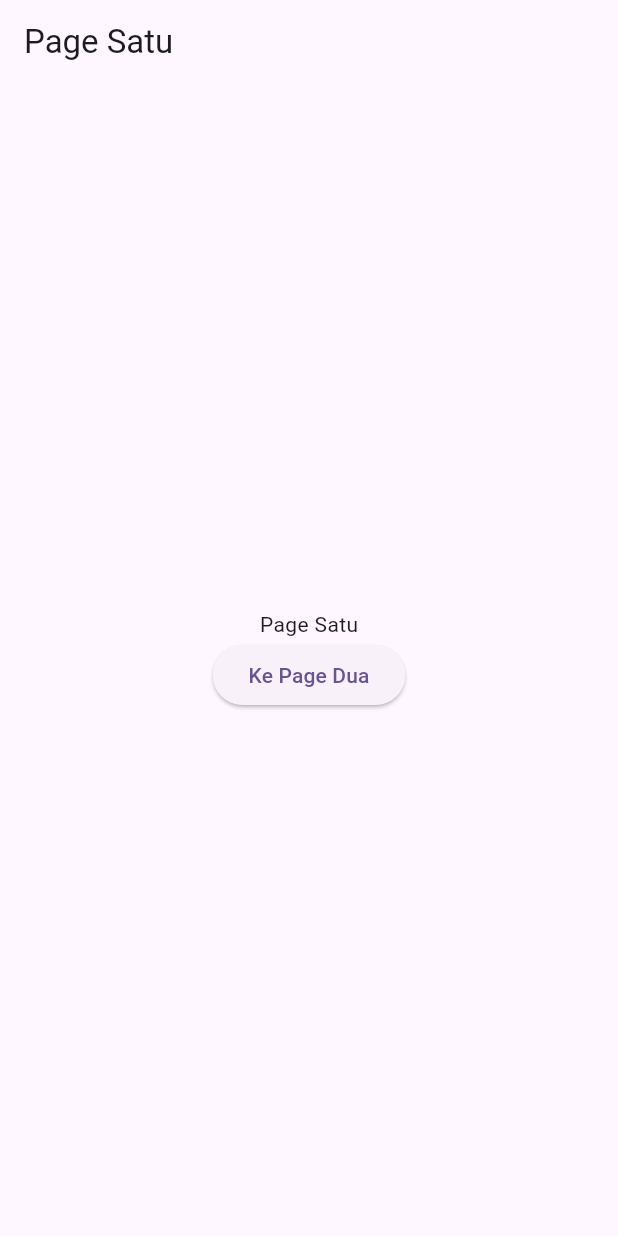
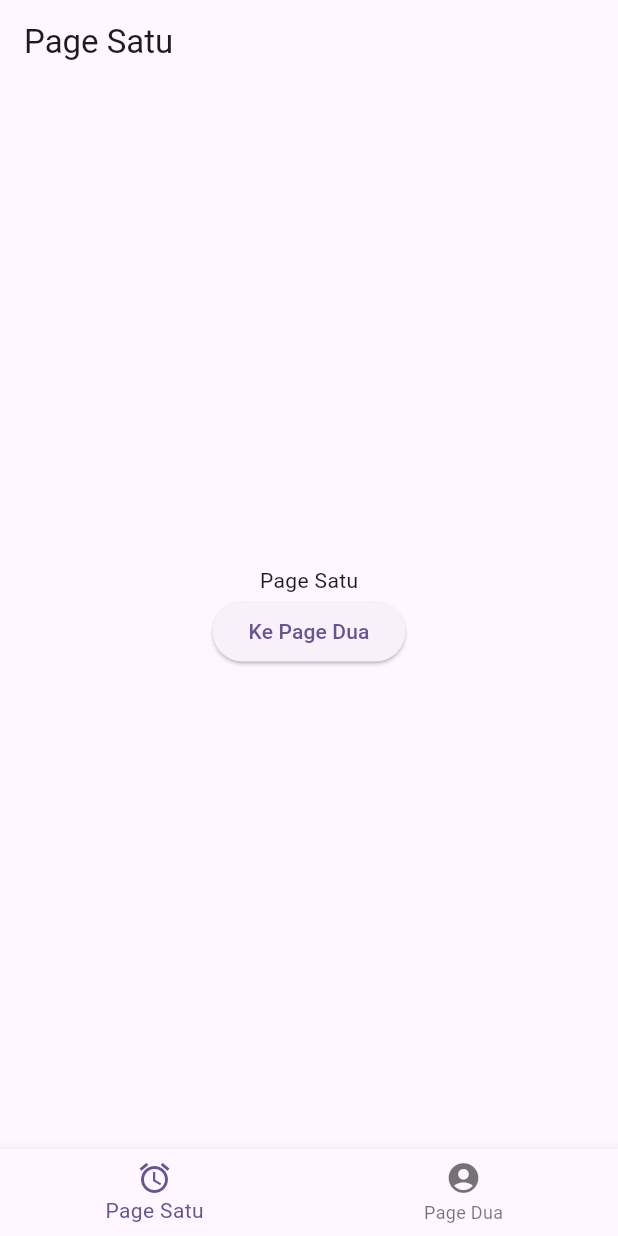
Before and after one commit to yuzuteaaa/mobile-flutter, a Flutter app: the screen it shows after launch, on a phone screen of 412 x 824 dp. Run offline on Flutter 3.47's test engine with Material 3 defaults, Android fonts, the phone set to English and light mode, and no system bars; missing offline and left inert: capstone.

Commit message:
BottomNavigatorBar

```diff
--- a/pertemuan_4/lib/main.dart
+++ b/pertemuan_4/lib/main.dart
@@ -1,4 +1,5 @@
 import 'package:flutter/material.dart';
+import 'package:pertemuan_4/navigation/home_page.dart';
 import 'package:pertemuan_4/navigation/page_satu.dart';
 import 'package:pertemuan_4/widget/column_page.dart';
 import 'package:pertemuan_4/widget/container_page.dart';
@@ -36,7 +37,7 @@ class MyApp extends StatelessWidget {
         colorScheme: ColorScheme.fromSeed(seedColor: Colors.deepPurple),
         useMaterial3: true,
       ),
-      home: PageSatu()
+      home: HomePage()
     );
   }
 }
--- /dev/null
+++ b/pertemuan_4/lib/navigation/home_page.dart
@@ -0,0 +1,39 @@
+import 'package:flutter/material.dart';
+import 'package:pertemuan_4/navigation/page_dua.dart';
+import 'package:pertemuan_4/navigation/page_satu.dart';
+
+class HomePage extends StatefulWidget {
+  const HomePage({super.key});
+
+  @override
+  State<HomePage> createState() => _HomePageState();
+}
+
+class _HomePageState extends State<HomePage> {
+  int _currentIndex = 0;
+
+  final List<Widget> _pages = [
+    PageSatu(),
+    PageDua()
+  ];
+
+  @override
+  Widget build(BuildContext context) {
+    return Scaffold(
+      body: _pages[_currentIndex],
+      bottomNavigationBar: BottomNavigationBar(
+        currentIndex: _currentIndex,
+        onTap: (index) {
+          setState(() {
+            _currentIndex = index;
+          });
+        },
+        items: const [
+          BottomNavigationBarItem(icon: Icon(Icons.access_alarm),label: "Page Satu"),
+          BottomNavigationBarItem(icon: Icon(Icons.account_circle),label: "Page Dua")
+        ],
+
+      ),
+    );
+  }
+}
--- a/pertemuan_4/lib/navigation/page_dua.dart
+++ b/pertemuan_4/lib/navigation/page_dua.dart
@@ -12,7 +12,7 @@ class PageDua extends StatelessWidget {
           children: [
             Text("Page Dua"),
             ElevatedButton(onPressed: (){
-
+              Navigator.pop(context);
             }, child: Text("Kembali ke Page Satu"))
           ],
         ),
```
